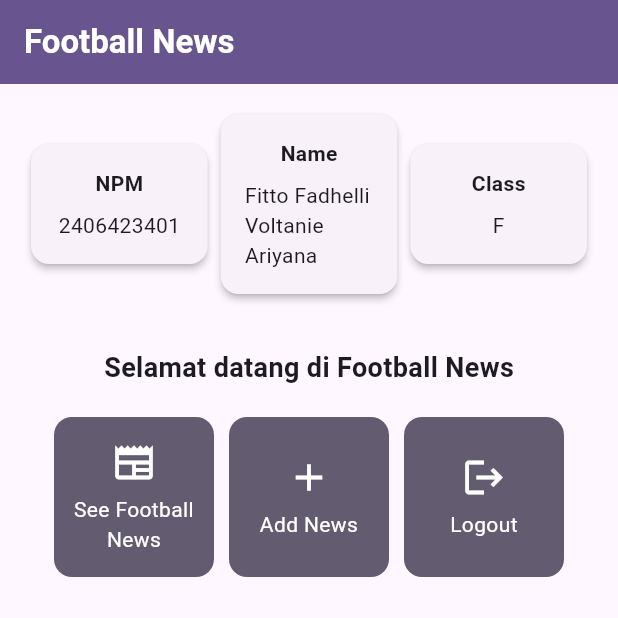
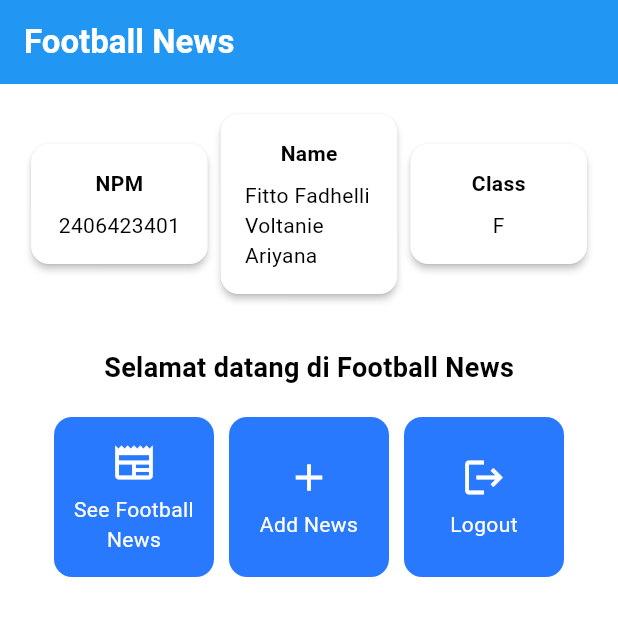
Before and after one commit to Kyloo0/football-news-mobile, a Flutter app: the screen it shows after launch, on a phone screen of 412 x 824 dp, the top half of it. Run offline on Flutter 3.47's test engine with Material 3 defaults, Android fonts, the phone set to English and light mode, and no system bars.

Commit message:
edit the color scheme

```diff
--- a/lib/main.dart
+++ b/lib/main.dart
@@ -29,7 +29,7 @@ class MyApp extends StatelessWidget {
         //
         // This works for code too, not just values: Most code changes can be
         // tested with just a hot reload.
-        colorScheme: ColorScheme.fromSeed(seedColor: Colors.deepPurple),
+         colorScheme: ColorScheme.fromSwatch(primarySwatch: Colors.blue).copyWith(secondary: Colors.blueAccent[400]),
       ),
       home: MyHomePage(),
     );
```
